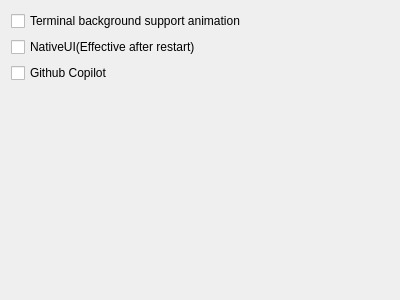
This is src/globaloptions/globaloptionsadvancedwidget.ui in QQxiaoming/quardCRT as Qt 5 draws it before an edit. The edited form follows.
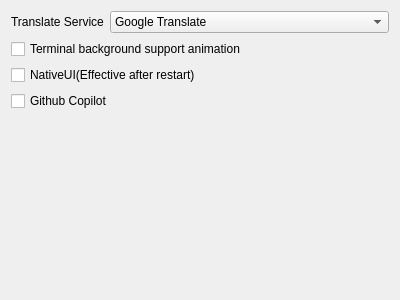
This is the edited form.

Diff of the .ui file:
```diff
--- a/src/globaloptions/globaloptionsadvancedwidget.ui
+++ b/src/globaloptions/globaloptionsadvancedwidget.ui
@@ -11,6 +11,45 @@
    </rect>
   </property>
   <layout class="QVBoxLayout" name="verticalLayout">
+   <item>
+    <layout class="QHBoxLayout" name="horizontalLayout">
+     <item>
+      <widget class="QLabel" name="labelTranslateService">
+       <property name="sizePolicy">
+        <sizepolicy hsizetype="Fixed" vsizetype="Fixed">
+         <horstretch>0</horstretch>
+         <verstretch>0</verstretch>
+        </sizepolicy>
+       </property>
+       <property name="text">
+        <string>Translate Service</string>
+       </property>
+      </widget>
+     </item>
+     <item>
+      <widget class="QComboBox" name="comboBoxTranslateService">
+       <property name="editable">
+        <bool>false</bool>
+       </property>
+       <item>
+        <property name="text">
+         <string>Google Translate</string>
+        </property>
+       </item>
+       <item>
+        <property name="text">
+         <string>Baidu Translate</string>
+        </property>
+       </item>
+       <item>
+        <property name="text">
+         <string>Microsoft Translate</string>
+        </property>
+       </item>
+      </widget>
+     </item>
+    </layout>
+   </item>
    <item>
     <widget class="QCheckBox" name="checkBoxTerminalBackgroundAnimation">
      <property name="text">
```
